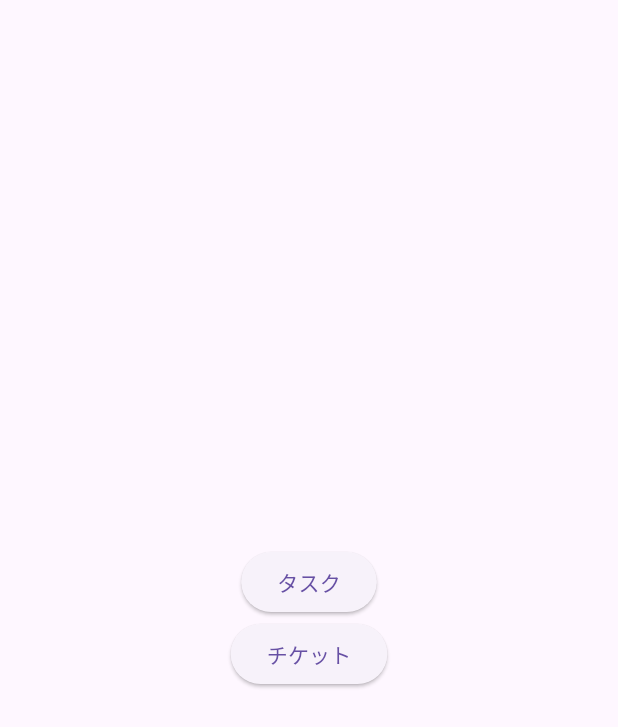
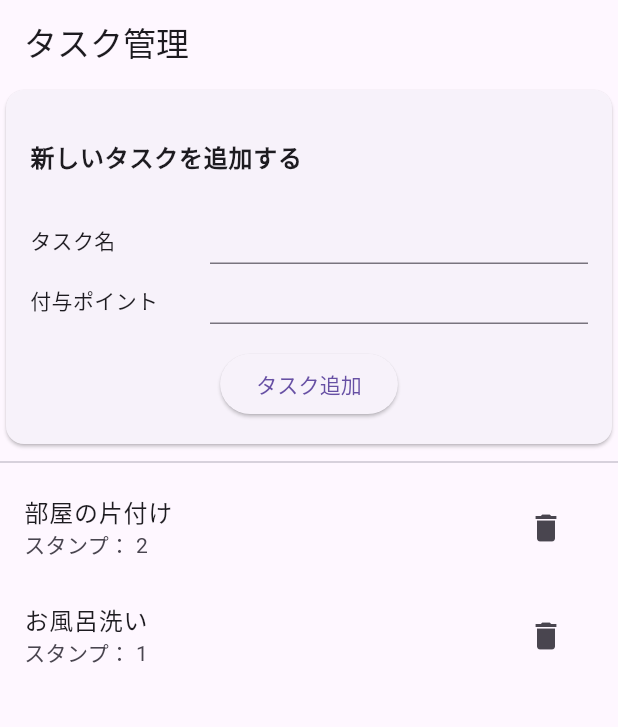
Before and after one commit to Kitano-Ayana/dekitane, a Flutter app: the adminHomeScreen screen opened by its route, after a tap on "チケット", on a phone screen of 412 x 824 dp. Shown: the top 727 px of the screen. Run offline on Flutter 3.47's test engine with Material 3 defaults, Android fonts, the phone set to English and light mode, and no system bars; our stand-ins replace go_router.

Commit message:
チケット追加

```diff
--- /dev/null
+++ b/lib/api/ticket_api.dart
@@ -0,0 +1,16 @@
+import 'package:dekitane/api/ticket_api_interface.dart';
+import 'package:flutter/cupertino.dart';
+import 'package:flutter/material.dart';
+
+class TicketApi implements TicketApiInterface {
+  @override
+  Future<void> createTicket({
+    required String title,
+    required int point,
+}) async {
+    await Future.delayed(const Duration(seconds: 1));
+
+    //例外を投げる
+    throw Exception('Network error');
+  }
+}
--- /dev/null
+++ b/lib/api/ticket_api_interface.dart
@@ -0,0 +1,3 @@
+abstract class TicketApiInterface {
+  Future<void> createTicket({required String title, required int point});
+}
--- /dev/null
+++ b/lib/data/ticket_stub.dart
@@ -0,0 +1,6 @@
+import '../models/ticket.dart';
+
+const List<Ticket> ticketStubList = [
+  Ticket(id: '1', title: '部屋の片付け', stampCount: 2),
+  Ticket(id: '2', title: 'お風呂洗い', stampCount: 1),
+];
--- /dev/null
+++ b/lib/dto/ticket_create_dto.dart
@@ -0,0 +1,18 @@
+import 'package:flutter/material.dart';
+
+class TicketCreateDto {
+  final String title;
+  final int point;
+
+  TicketCreateDto({
+    required this.title,
+    required this.point,
+  }) {
+    if(title.isEmpty) {
+      throw ArgumentError('チケット名は必須です');
+    }
+    if(point <= 0) {
+      throw ArgumentError('ポイントは0以上を入力してください');
+    }
+  }
+}
--- /dev/null
+++ b/lib/models/ticket.dart
@@ -0,0 +1,7 @@
+class Ticket {
+  final String id;
+  final String title;
+  final int stampCount;
+
+  const Ticket({required this.id, required this.title, required this.stampCount});
+}
--- /dev/null
+++ b/lib/repository/ticket_repository.dart
@@ -0,0 +1,17 @@
+import 'package:dekitane/api/ticket_api_interface.dart';
+import 'ticket_repository_interface.dart';
+
+class TicketRepository implements TicketRepositoryInterface {
+  final TicketApiInterface ticketApi;
+
+  TicketRepository({required this.ticketApi});
+
+  @override
+  Future<void> createTicket({
+    required String title,
+    required int point,
+  }) async {
+    // 将来的にここでDTO変換やキャッシュ処理などができる
+    await ticketApi.createTicket(title: title, point: point);
+  }
+}
--- /dev/null
+++ b/lib/repository/ticket_repository_interface.dart
@@ -0,0 +1,5 @@
+import 'package:flutter/material.dart';
+
+abstract class TicketRepositoryInterface {
+  Future<void> createTicket({required String title, required int point});
+}
--- a/lib/router/app_router.dart
+++ b/lib/router/app_router.dart
@@ -6,6 +6,10 @@ import 'package:go_router/go_router.dart';
 import 'package:dekitane/screens/admin/task/task_screen.dart';
 import 'package:dekitane/api/task_api.dart';
 import 'package:dekitane/repository/task_repository.dart';
+import 'package:dekitane/screens/admin/ticket/ticket_screen.dart';
+import 'package:dekitane/api/ticket_api.dart';
+import 'package:dekitane/repository/ticket_repository.dart';
+import 'package:dekitane/usecase/create_ticket_usecase.dart';
 
 final GoRouter appRouter = GoRouter(
   initialLocation: '/',
@@ -30,5 +34,15 @@ final GoRouter appRouter = GoRouter(
         return TaskScreen(createTaskUseCase: createTaskUseCase);
       },
     ),
+    GoRoute(
+      path: '/admin/ticket',
+      name: 'adminTicket',
+      builder: (context, state) {
+        final ticketApi = TicketApi();
+        final repository = TicketRepository(ticketApi: ticketApi);
+        final createTicketUseCase = CreateTicketUseCase(repository: repository);
+        return TicketScreen(createTicketUseCase: createTicketUseCase);
+      },
+    ),
   ],
 );
--- a/lib/screens/admin/admin_home_screen.dart
+++ b/lib/screens/admin/admin_home_screen.dart
@@ -19,6 +19,7 @@ class adminHomeScreen extends StatelessWidget {
             ),
             ElevatedButton(
               onPressed: () {
+                context.goNamed('adminTicket');
               },
               child: const Text('チケット'),
             ),
--- a/lib/screens/admin/ticket/ticket_screen.dart
+++ b/lib/screens/admin/ticket/ticket_screen.dart
@@ -0,0 +1,48 @@
+import 'package:dekitane/dto/ticket_create_dto.dart';
+import 'package:dekitane/usecase/create_ticket_usecase.dart';
+import 'package:flutter/material.dart';
+import '../../../data/ticket_stub.dart';
+import 'widgets/ticket_create_form.dart';
+import 'widgets/ticket_list.dart';
+
+class TicketScreen extends StatelessWidget {
+  final CreateTicketUseCase createTicketUseCase;
+
+  const TicketScreen({
+    super.key,
+    required this.createTicketUseCase,
+  });
+
+
+  @override
+  Widget build(BuildContext context) {
+    return Scaffold(
+      appBar: AppBar(
+        title: const Text('タスク管理'),
+      ),
+      body: Column(
+        children: [
+          TicketCreateForm(
+            onSubmit: (TicketCreateDto dto) async  {
+              try {
+                await createTicketUseCase.execute(title: dto.title, point: dto.point);
+
+                ScaffoldMessenger.of(context).showSnackBar(
+                  const SnackBar(content: Text('チケットを作成しました'),
+                  ),
+                );
+              } catch (e) {
+                ScaffoldMessenger.of(context).showSnackBar(
+                  const SnackBar(content: Text('チケットを作成に失敗しました'),
+                  ),
+                );
+              }
+            },
+          ),
+          const Divider(),
+          Expanded(child: TicketList(tickets: ticketStubList)),
+        ],
+      ),
+    );
+  }
+}
--- a/lib/screens/admin/ticket/widgets/ticket_create_form.dart
+++ b/lib/screens/admin/ticket/widgets/ticket_create_form.dart
@@ -0,0 +1,87 @@
+import 'package:dekitane/dto/ticket_create_dto.dart';
+import 'package:flutter/cupertino.dart';
+import 'package:flutter/material.dart';
+import 'ticket_input_row.dart';
+import '../../../../validators/ticket_validator.dart';
+
+class TicketCreateForm extends StatefulWidget {
+  final Future<void> Function(TicketCreateDto dto) onSubmit;
+
+  const TicketCreateForm({
+    super.key,
+    required this.onSubmit,
+  });
+
+  @override
+  State<TicketCreateForm> createState() => _TicketCreateFormState();
+}
+
+class _TicketCreateFormState extends State<TicketCreateForm> {
+  final _formKey = GlobalKey<FormState>();
+  final titleController = TextEditingController();
+  final pointController = TextEditingController();
+
+  @override
+  void dispose() {
+    titleController.dispose();
+    pointController.dispose();
+    super.dispose();
+  }
+
+  void _submit() async {
+    final isValid = _formKey.currentState!.validate();
+    if (!isValid) return;
+
+    final dto = TicketCreateDto(
+        title: titleController.text, point: int.parse(pointController.text));
+
+    await widget.onSubmit(dto);
+  }
+
+  @override
+  Widget build(BuildContext context) {
+    return Card(
+      child: Padding(
+        padding: const EdgeInsets.all(16),
+        child: Form(
+          key: _formKey,
+          child: Column(
+            crossAxisAlignment: CrossAxisAlignment.start,
+            children: [
+              const ListTile(
+                contentPadding: EdgeInsets.zero,
+                title: Text(
+                  '新しいタスクを追加する',
+                  style: TextStyle(fontWeight: FontWeight.bold),
+                ),
+              ),
+              const SizedBox(height: 12),
+              TicketInputRow(
+                label: 'タスク名',
+                controller: titleController,
+                validator: TicketValidator.title,
+                fieldKey: const ValueKey('titleField'),
+              ),
+              const SizedBox(height: 8),
+              TicketInputRow(
+                label: '付与ポイント',
+                controller: pointController,
+                isNumber: true,
+                validator: TicketValidator.point,
+                fieldKey: const ValueKey('pointField'),
+              ),
+              const SizedBox(height: 16),
+              Align(
+                alignment: Alignment.center,
+                child: ElevatedButton(
+                  onPressed: _submit,
+                  child: const Text('タスク追加'),
+                ),
+              ),
+            ],
+          ),
+        ),
+      ),
+    );
+  }
+}
--- /dev/null
+++ b/lib/screens/admin/ticket/widgets/ticket_input_row.dart
@@ -0,0 +1,41 @@
+import 'package:flutter/material.dart';
+
+class TicketInputRow extends StatelessWidget {
+  final String label;
+  final TextEditingController controller;
+  final String? Function(String?) ? validator;
+  final bool isNumber;
+  final Key? fieldKey;
+
+  const TicketInputRow({
+    super.key,
+    required this.label,
+    required this.controller,
+    this.validator,
+    this.isNumber = false,
+    this.fieldKey,
+  });
+
+  @override
+  Widget build(BuildContext context) {
+    return Row(
+      children: [
+        SizedBox(
+          width: 120,
+          child: Text(label),
+        ),
+        Expanded(
+          child: TextFormField(
+            key: fieldKey,
+            controller: controller,
+            keyboardType: isNumber ? TextInputType.number : TextInputType.text,
+            validator: validator,
+            decoration: const InputDecoration(
+              isDense: true,
+            ),
+          ),
+        ),
+      ],
+    );
+  }
+}
--- a/lib/screens/admin/ticket/widgets/ticket_item.dart
+++ b/lib/screens/admin/ticket/widgets/ticket_item.dart
@@ -0,0 +1,25 @@
+import 'package:flutter/material.dart';
+import '../../../../models/ticket.dart';
+
+class TicketItem extends StatelessWidget {
+  final Ticket ticket;
+
+  const TicketItem({
+    super.key,
+    required this.ticket,
+  });
+
+  @override
+  Widget build(BuildContext context) {
+    return ListTile(
+      title: Text(ticket.title),
+      subtitle: Text('スタンプ： ${ticket.stampCount}'),
+      trailing: IconButton(
+        icon: const Icon(Icons.delete),
+        onPressed: (){
+          //TODO:処理あとで
+        },
+      ),
+    );
+  }
+}
--- a/lib/screens/admin/ticket/widgets/ticket_list.dart
+++ b/lib/screens/admin/ticket/widgets/ticket_list.dart
@@ -0,0 +1,19 @@
+import 'package:flutter/material.dart';
+import 'package:dekitane/models/ticket.dart';
+import 'ticket_item.dart';
+
+class TicketList extends StatelessWidget {
+  final List<Ticket> tickets;
+
+  const TicketList({super.key, required this.tickets});
+
+  @override
+  Widget build(BuildContext context) {
+    return ListView.builder(
+      itemCount: tickets.length,
+      itemBuilder: (context, index) {
+        return TicketItem(ticket: tickets[index]);
+      },
+    );
+  }
+}
--- /dev/null
+++ b/lib/usecase/create_ticket_usecase.dart
@@ -0,0 +1,18 @@
+import 'package:dekitane/repository/ticket_repository_interface.dart';
+
+class CreateTicketUseCase {
+  final TicketRepositoryInterface repository;
+
+  CreateTicketUseCase({
+    required this.repository,
+  });
+
+  Future<void> execute({
+    required String title,
+    required int point,
+  }) async {
+
+   await repository.createTicket(title: title, point: point);
+  }
+
+}
--- /dev/null
+++ b/lib/validators/ticket_validator.dart
@@ -0,0 +1,15 @@
+class TicketValidator {
+  static String? title(String? value) {
+    if (value == null || value.trim().isEmpty) {
+      return 'タスク名を入力してください';
+    }
+    return null;
+  }
+
+  static String? point(String? value) {
+    if (value == null || value.trim().isEmpty) {
+      return 'ポイントを入力してください';
+    }
+    return null;
+  }
+}
```
